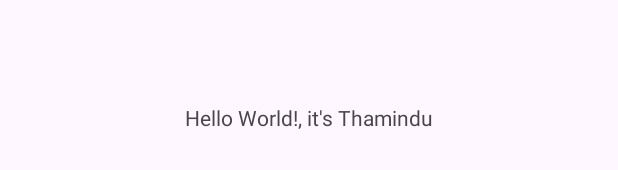
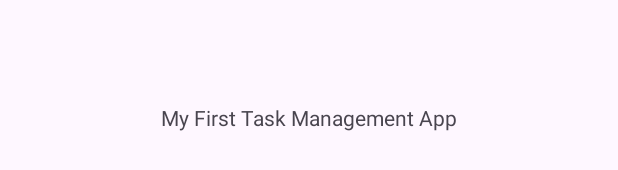
Before and after one commit to Tommy14/Task_Management, an Android app: the layout activity_main.xml on its own in the app's theme, with its tools: preview values and no code run, on a phone screen of 412 x 824 dp. Shown: the part 501-671 px from the top of the screen. Run offline under Robolectric (Android 15) with nearby library versions, the phone set to English and light mode, and no system bars.

Commit message:
Update strings.xml

```diff
--- a/app/src/main/res/values/strings.xml
+++ b/app/src/main/res/values/strings.xml
@@ -1,4 +1,4 @@
 <resources>
     <string name="app_name">Task Management</string>
-    <string name="Greeting_Message">Hello World!, it\'s Thamindu</string>
+    <string name="Greeting_Message">My First Task Management App</string>
 </resources>
```
